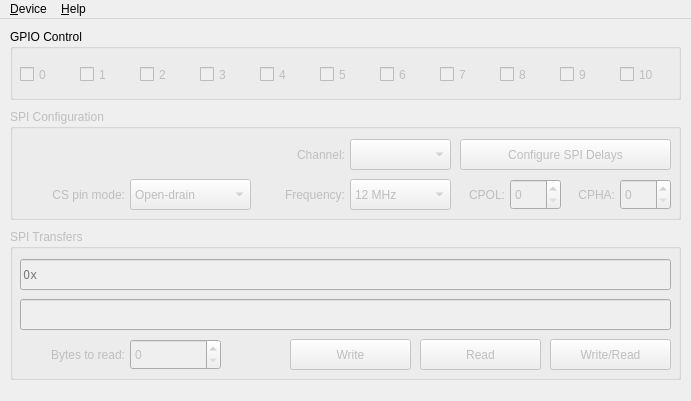
Qt form src/devicewindow.ui (bloguetronica/cp2130-com) before a commit.
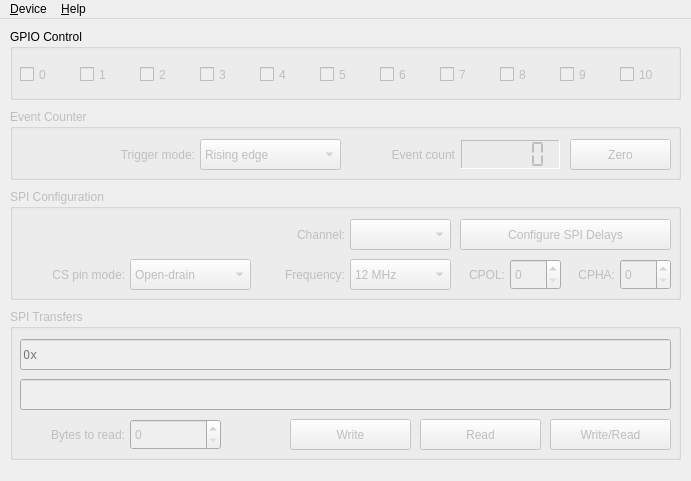
The same form after that commit. Icons and pictures are not drawn.

What changed in the file:
```diff
--- a/src/devicewindow.ui
+++ b/src/devicewindow.ui
@@ -7,19 +7,19 @@
     <x>0</x>
     <y>0</y>
     <width>691</width>
-    <height>401</height>
+    <height>481</height>
    </rect>
   </property>
   <property name="minimumSize">
    <size>
     <width>691</width>
-    <height>401</height>
+    <height>481</height>
    </size>
   </property>
   <property name="maximumSize">
    <size>
     <width>691</width>
-    <height>401</height>
+    <height>481</height>
    </size>
   </property>
   <property name="windowTitle">
@@ -236,7 +236,7 @@
     <property name="geometry">
      <rect>
       <x>10</x>
-      <y>90</y>
+      <y>170</y>
       <width>671</width>
       <height>111</height>
      </rect>
@@ -451,7 +451,7 @@
     <property name="geometry">
      <rect>
       <x>10</x>
-      <y>210</y>
+      <y>290</y>
       <width>671</width>
       <height>151</height>
      </rect>
@@ -582,6 +582,119 @@
      </property>
     </widget>
    </widget>
+   <widget class="QGroupBox" name="groupBoxEventCounter">
+    <property name="enabled">
+     <bool>false</bool>
+    </property>
+    <property name="geometry">
+     <rect>
+      <x>10</x>
+      <y>90</y>
+      <width>671</width>
+      <height>71</height>
+     </rect>
+    </property>
+    <property name="title">
+     <string>Event Counter</string>
+    </property>
+    <widget class="QPushButton" name="pushButtonZeroCounter">
+     <property name="geometry">
+      <rect>
+       <x>560</x>
+       <y>30</y>
+       <width>101</width>
+       <height>31</height>
+      </rect>
+     </property>
+     <property name="text">
+      <string>Zero</string>
+     </property>
+    </widget>
+    <widget class="QLCDNumber" name="lcdNumberEventCount">
+     <property name="geometry">
+      <rect>
+       <x>451</x>
+       <y>31</y>
+       <width>99</width>
+       <height>29</height>
+      </rect>
+     </property>
+     <property name="frameShape">
+      <enum>QFrame::Panel</enum>
+     </property>
+     <property name="frameShadow">
+      <enum>QFrame::Sunken</enum>
+     </property>
+     <property name="segmentStyle">
+      <enum>QLCDNumber::Flat</enum>
+     </property>
+     <property name="intValue" stdset="0">
+      <number>0</number>
+     </property>
+    </widget>
+    <widget class="QLabel" name="labelEventCount">
+     <property name="geometry">
+      <rect>
+       <x>340</x>
+       <y>37</y>
+       <width>105</width>
+       <height>17</height>
+      </rect>
+     </property>
+     <property name="text">
+      <string>Event count</string>
+     </property>
+     <property name="alignment">
+      <set>Qt::AlignRight|Qt::AlignTrailing|Qt::AlignVCenter</set>
+     </property>
+    </widget>
+    <widget class="QComboBox" name="comboBoxTriggerMode">
+     <property name="geometry">
+      <rect>
+       <x>190</x>
+       <y>30</y>
+       <width>141</width>
+       <height>31</height>
+      </rect>
+     </property>
+     <item>
+      <property name="text">
+       <string>Rising edge</string>
+      </property>
+     </item>
+     <item>
+      <property name="text">
+       <string>Falling edge</string>
+      </property>
+     </item>
+     <item>
+      <property name="text">
+       <string>Negative pulse</string>
+      </property>
+     </item>
+     <item>
+      <property name="text">
+       <string>Positive pulse</string>
+      </property>
+     </item>
+    </widget>
+    <widget class="QLabel" name="labelTriggerMode">
+     <property name="geometry">
+      <rect>
+       <x>10</x>
+       <y>37</y>
+       <width>175</width>
+       <height>17</height>
+      </rect>
+     </property>
+     <property name="text">
+      <string>Trigger mode:</string>
+     </property>
+     <property name="alignment">
+      <set>Qt::AlignRight|Qt::AlignTrailing|Qt::AlignVCenter</set>
+     </property>
+    </widget>
+   </widget>
   </widget>
   <widget class="QMenuBar" name="menuBar">
    <property name="geometry">
```
Left out of the diff: 2 changed lines with no effect on the pictures.
